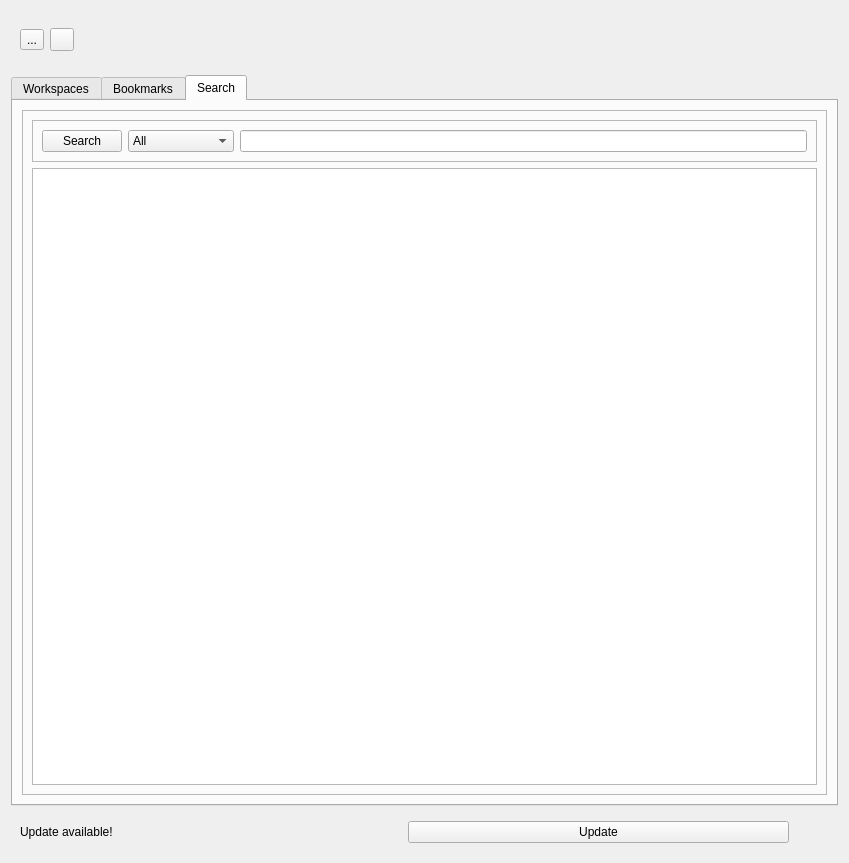
Above: WorkspaceView.ui from Ondsel-Development/Ondsel-Lens-Addon before the change. Below: the same form after it.
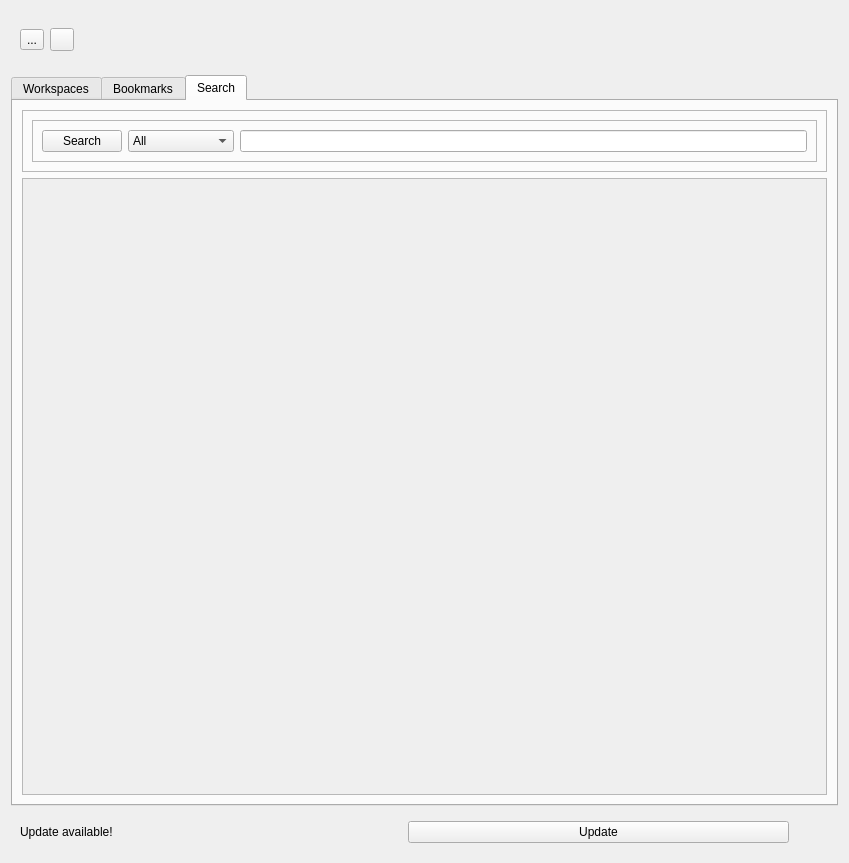
That is the form after the change. The open tabs and pages were chosen to show the change. Icons and pictures are not drawn.

The edit to the form file:
```diff
--- a/WorkspaceView.ui
+++ b/WorkspaceView.ui
@@ -466,12 +466,26 @@
             </layout>
            </widget>
           </item>
-          <item>
-           <widget class="QTreeView" name="searchResultsTreeView"/>
-          </item>
          </layout>
         </widget>
        </item>
+       <item>
+        <widget class="QScrollArea" name="searchResultScrollArea">
+         <property name="widgetResizable">
+          <bool>true</bool>
+         </property>
+         <widget class="QWidget" name="scrollAreaWidgetContents">
+          <property name="geometry">
+           <rect>
+            <x>0</x>
+            <y>0</y>
+            <width>807</width>
+            <height>610</height>
+           </rect>
+          </property>
+         </widget>
+        </widget>
+       </item>
       </layout>
      </widget>
     </widget>
```
